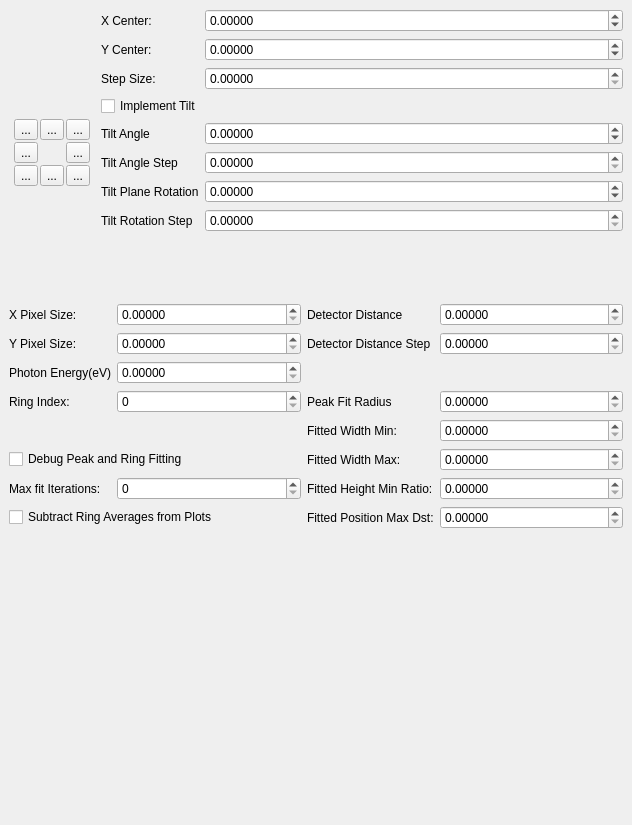
Old version of the form source/qxrdcenterfinderdialog.ui in the repository guyjennings/qxrd.
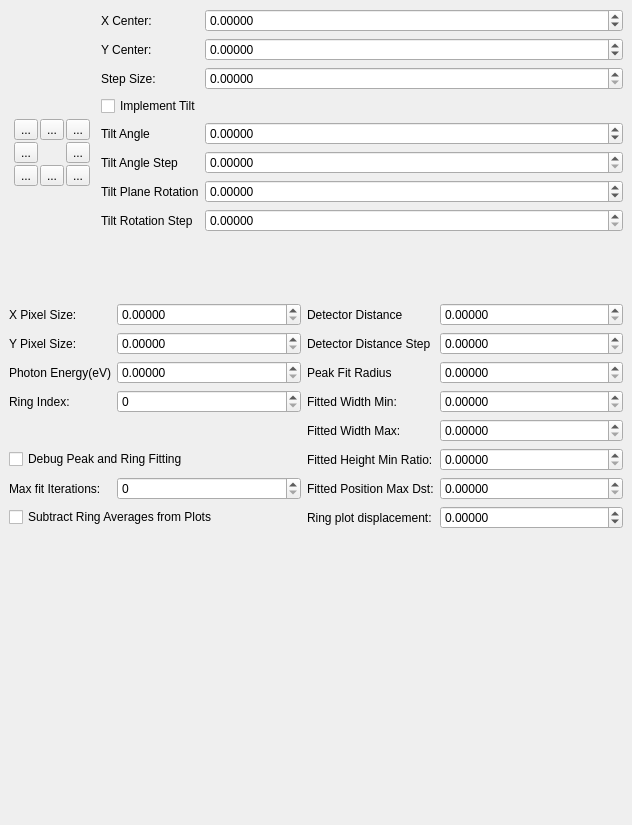
New version of the form. Icons and pictures are not drawn. Custom widgets are drawn as their Qt base class.

Commit message: Added option to displace curves in powder ring radii plot

Diff of the .ui file:
```diff
--- a/source/qxrdcenterfinderdialog.ui
+++ b/source/qxrdcenterfinderdialog.ui
@@ -32,16 +32,7 @@
          </sizepolicy>
         </property>
         <layout class="QGridLayout" name="gridLayout_8">
-         <property name="leftMargin">
-          <number>5</number>
-         </property>
-         <property name="topMargin">
-          <number>5</number>
-         </property>
-         <property name="rightMargin">
-          <number>5</number>
-         </property>
-         <property name="bottomMargin">
+         <property name="margin">
           <number>5</number>
          </property>
          <property name="spacing">
@@ -438,10 +429,10 @@
     </item>
     <item row="1" column="0">
      <layout class="QGridLayout" name="gridLayout">
-      <item row="5" column="3">
-       <widget class="QxrdCenterStepSpinner" name="m_FittedWidthMax">
+      <item row="1" column="3">
+       <widget class="QxrdCenterStepSpinner" name="m_DetectorDistanceStep">
         <property name="toolTip">
-         <string/>
+         <string>Step Size for Distance Changes</string>
         </property>
         <property name="keyboardTracking">
          <bool>false</bool>
@@ -464,13 +455,6 @@
         </property>
        </widget>
       </item>
-      <item row="5" column="2">
-       <widget class="QLabel" name="label_37">
-        <property name="text">
-         <string>Fitted Width Max:</string>
-        </property>
-       </widget>
-      </item>
       <item row="1" column="0">
        <widget class="QLabel" name="label_21">
         <property name="text">
@@ -503,22 +487,6 @@
         </property>
        </widget>
       </item>
-      <item row="4" column="3">
-       <widget class="QxrdCenterStepSpinner" name="m_FittedWidthMin">
-        <property name="toolTip">
-         <string/>
-        </property>
-        <property name="keyboardTracking">
-         <bool>false</bool>
-        </property>
-        <property name="decimals">
-         <number>5</number>
-        </property>
-        <property name="maximum">
-         <double>1000.000000000000000</double>
-        </property>
-       </widget>
-      </item>
       <item row="0" column="2">
        <widget class="QLabel" name="label_17">
         <property name="text">
@@ -577,22 +545,6 @@
         </property>
        </widget>
       </item>
-      <item row="1" column="3">
-       <widget class="QxrdCenterStepSpinner" name="m_DetectorDistanceStep">
-        <property name="toolTip">
-         <string>Step Size for Distance Changes</string>
-        </property>
-        <property name="keyboardTracking">
-         <bool>false</bool>
-        </property>
-        <property name="decimals">
-         <number>5</number>
-        </property>
-        <property name="maximum">
-         <double>1000.000000000000000</double>
-        </property>
-       </widget>
-      </item>
       <item row="7" column="0" colspan="2">
        <widget class="QCheckBox" name="m_SubtractRingAverages">
         <property name="toolTip">
@@ -610,55 +562,9 @@
         </property>
        </widget>
       </item>
-      <item row="6" column="2">
-       <widget class="QLabel" name="label_38">
-        <property name="text">
-         <string>Fitted Height Min Ratio:</string>
-        </property>
-       </widget>
-      </item>
-      <item row="7" column="3">
-       <widget class="QxrdCenterStepSpinner" name="m_FittedPositionMaxDistance">
-        <property name="toolTip">
-         <string/>
-        </property>
-        <property name="keyboardTracking">
-         <bool>false</bool>
-        </property>
-        <property name="decimals">
-         <number>5</number>
-        </property>
-        <property name="maximum">
-         <double>1000.000000000000000</double>
-        </property>
-       </widget>
-      </item>
-      <item row="3" column="3">
-       <widget class="QxrdCenterStepSpinner" name="m_PeakFitRadius">
-        <property name="toolTip">
-         <string/>
-        </property>
-        <property name="keyboardTracking">
-         <bool>false</bool>
-        </property>
-        <property name="decimals">
-         <number>5</number>
-        </property>
-        <property name="maximum">
-         <double>1000.000000000000000</double>
-        </property>
-       </widget>
-      </item>
       <item row="6" column="1">
        <widget class="QSpinBox" name="m_PeakFitIterations"/>
       </item>
-      <item row="3" column="2">
-       <widget class="QLabel" name="label_40">
-        <property name="text">
-         <string>Peak Fit Radius</string>
-        </property>
-       </widget>
-      </item>
       <item row="0" column="0">
        <widget class="QLabel" name="label_20">
         <property name="text">
@@ -666,22 +572,6 @@
         </property>
        </widget>
       </item>
-      <item row="6" column="3">
-       <widget class="QxrdCenterStepSpinner" name="m_FittedHeightMinRatio">
-        <property name="toolTip">
-         <string/>
-        </property>
-        <property name="keyboardTracking">
-         <bool>false</bool>
-        </property>
-        <property name="decimals">
-         <number>5</number>
-        </property>
-        <property name="maximum">
-         <double>1000.000000000000000</double>
-        </property>
-       </widget>
-      </item>
       <item row="2" column="0">
        <widget class="QLabel" name="label_22">
         <property name="text">
@@ -699,36 +589,157 @@
         </property>
        </widget>
       </item>
-      <item row="4" column="2">
+      <item row="1" column="1">
+       <widget class="QDoubleSpinBox" name="m_DetectorYPixelSize">
+        <property name="sizePolicy">
+         <sizepolicy hsizetype="Minimum" vsizetype="Fixed">
+          <horstretch>1</horstretch>
+          <verstretch>0</verstretch>
+         </sizepolicy>
+        </property>
+        <property name="toolTip">
+         <string>Detector Y Pixel Size (micrometer)</string>
+        </property>
+        <property name="keyboardTracking">
+         <bool>false</bool>
+        </property>
+        <property name="decimals">
+         <number>5</number>
+        </property>
+        <property name="maximum">
+         <double>10000.000000000000000</double>
+        </property>
+       </widget>
+      </item>
+      <item row="2" column="2">
+       <widget class="QLabel" name="label_40">
+        <property name="text">
+         <string>Peak Fit Radius</string>
+        </property>
+       </widget>
+      </item>
+      <item row="2" column="3">
+       <widget class="QxrdCenterStepSpinner" name="m_PeakFitRadius">
+        <property name="toolTip">
+         <string/>
+        </property>
+        <property name="keyboardTracking">
+         <bool>false</bool>
+        </property>
+        <property name="decimals">
+         <number>5</number>
+        </property>
+        <property name="maximum">
+         <double>1000.000000000000000</double>
+        </property>
+       </widget>
+      </item>
+      <item row="3" column="2">
        <widget class="QLabel" name="label_36">
         <property name="text">
          <string>Fitted Width Min:</string>
         </property>
        </widget>
       </item>
-      <item row="7" column="2">
+      <item row="3" column="3">
+       <widget class="QxrdCenterStepSpinner" name="m_FittedWidthMin">
+        <property name="toolTip">
+         <string/>
+        </property>
+        <property name="keyboardTracking">
+         <bool>false</bool>
+        </property>
+        <property name="decimals">
+         <number>5</number>
+        </property>
+        <property name="maximum">
+         <double>1000.000000000000000</double>
+        </property>
+       </widget>
+      </item>
+      <item row="4" column="2">
+       <widget class="QLabel" name="label_37">
+        <property name="text">
+         <string>Fitted Width Max:</string>
+        </property>
+       </widget>
+      </item>
+      <item row="4" column="3">
+       <widget class="QxrdCenterStepSpinner" name="m_FittedWidthMax">
+        <property name="toolTip">
+         <string/>
+        </property>
+        <property name="keyboardTracking">
+         <bool>false</bool>
+        </property>
+        <property name="decimals">
+         <number>5</number>
+        </property>
+        <property name="maximum">
+         <double>1000.000000000000000</double>
+        </property>
+       </widget>
+      </item>
+      <item row="5" column="2">
+       <widget class="QLabel" name="label_38">
+        <property name="text">
+         <string>Fitted Height Min Ratio:</string>
+        </property>
+       </widget>
+      </item>
+      <item row="5" column="3">
+       <widget class="QxrdCenterStepSpinner" name="m_FittedHeightMinRatio">
+        <property name="toolTip">
+         <string/>
+        </property>
+        <property name="keyboardTracking">
+         <bool>false</bool>
+        </property>
+        <property name="decimals">
+         <number>5</number>
+        </property>
+        <property name="maximum">
+         <double>1000.000000000000000</double>
+        </property>
+       </widget>
+      </item>
+      <item row="6" column="2">
        <widget class="QLabel" name="label_39">
         <property name="text">
          <string>Fitted Position Max Dst:</string>
         </property>
        </widget>
       </item>
-      <item row="1" column="1">
-       <widget class="QDoubleSpinBox" name="m_DetectorYPixelSize">
-        <property name="sizePolicy">
-         <sizepolicy hsizetype="Minimum" vsizetype="Fixed">
-          <horstretch>1</horstretch>
-          <verstretch>0</verstretch>
-         </sizepolicy>
-        </property>
+      <item row="6" column="3">
+       <widget class="QxrdCenterStepSpinner" name="m_FittedPositionMaxDistance">
         <property name="toolTip">
-         <string>Detector Y Pixel Size (micrometer)</string>
+         <string/>
         </property>
         <property name="keyboardTracking">
          <bool>false</bool>
         </property>
         <property name="decimals">
          <number>5</number>
+        </property>
+        <property name="maximum">
+         <double>1000.000000000000000</double>
+        </property>
+       </widget>
+      </item>
+      <item row="7" column="2">
+       <widget class="QLabel" name="label_41">
+        <property name="text">
+         <string>Ring plot displacement:</string>
+        </property>
+       </widget>
+      </item>
+      <item row="7" column="3">
+       <widget class="QDoubleSpinBox" name="m_RingAverageDisplacement">
+        <property name="decimals">
+         <number>5</number>
+        </property>
+        <property name="minimum">
+         <double>-10000.000000000000000</double>
         </property>
         <property name="maximum">
          <double>10000.000000000000000</double>
```
The commit also changes 5 other files.
